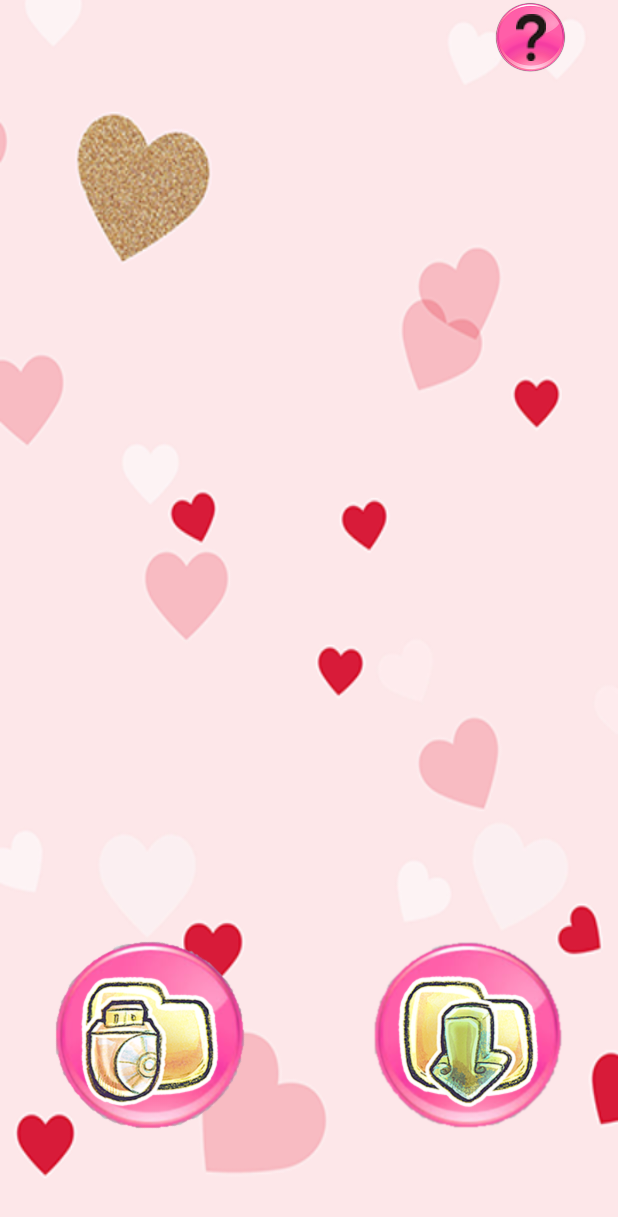
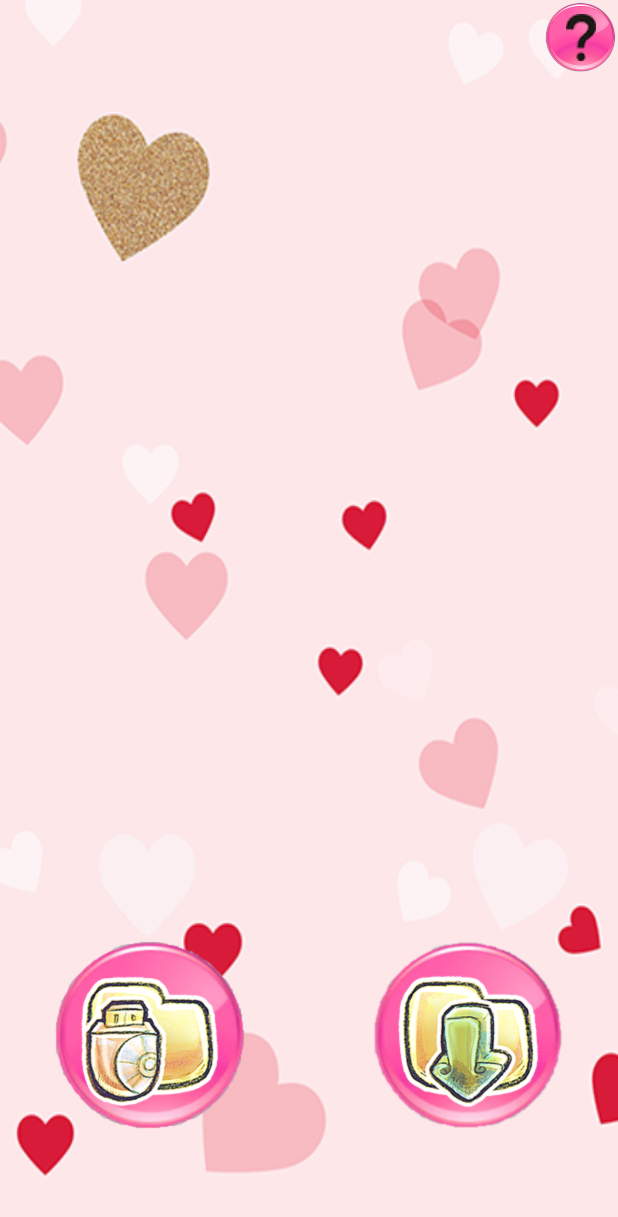
Before and after one commit to KentZTY/PhotoAPP, an Android app: the DisplayImageActivity screen opened directly, with no data from a screen before it, on a phone screen of 412 x 824 dp. Shown: the top 1217 px of the screen. Run offline under Robolectric (Android 15) with nearby library versions, the phone set to English and light mode, and no system bars; 8 statements that could not run were skipped.

Commit message:
UI reworked v3

```diff
--- a/app/src/main/res/layout/activity_display_image.xml
+++ b/app/src/main/res/layout/activity_display_image.xml
@@ -4,6 +4,10 @@
     android:layout_width="fill_parent"
     android:layout_height="fill_parent"
     android:background="@drawable/bg"
+    android:paddingLeft="0dp"
+    android:paddingRight="0dp"
+    android:paddingTop="0dp"
+    android:paddingBottom="0dp"
     android:id="@+id/stickerView"
     android:gravity="center"
     android:theme="@android:style/Theme.NoTitleBar.Fullscreen">
@@ -13,7 +17,9 @@
         android:id="@+id/imageView"
         android:clickable="true"
         android:longClickable="false"
-        android:layout_alignParentBottom="true" />
+        android:layout_alignParentBottom="true"
+        android:layout_marginLeft="0dp"
+        android:layout_marginRight="0dp"/>
 
     <ImageView
         android:layout_width="fill_parent"
@@ -21,16 +27,19 @@
         android:id="@+id/borderView"
         android:focusableInTouchMode="true"
         android:clickable="false"
-        android:scaleType="fitXY" />
+        android:scaleType="fitXY"
+        android:layout_marginLeft="0dp"
+        android:layout_marginRight="0dp"/>
 
     <Button
         android:layout_width="wrap_content"
         android:layout_height="wrap_content"
         android:id="@+id/clear"
         android:background="@drawable/clearselector"
-        android:layout_marginBottom="10dip"
-        android:layout_marginLeft="10dip"
-        android:layout_alignParentBottom="true">
+        android:layout_marginBottom="10dp"
+        android:layout_marginLeft="0dp"
+        android:layout_alignParentBottom="true"
+        android:layout_alignParentLeft="true">
     </Button>
 
     <Button
@@ -40,7 +49,8 @@
         android:background="@drawable/saveselector"
         android:layout_alignTop="@+id/clear"
         android:layout_alignParentRight="true"
-        android:layout_alignParentEnd="true">
+        android:layout_alignParentEnd="true"
+        android:layout_marginRight="0dp">
     </Button>
 
     <Button
@@ -48,10 +58,11 @@
         android:layout_height="wrap_content"
         android:background="@drawable/stickerselector"
         android:id="@+id/sticker"
-        android:layout_marginBottom="10dip"
-        android:layout_marginLeft="10dip"
+        android:layout_marginBottom="10dp"
+        android:layout_marginLeft="0dp"
         android:layout_alignParentBottom="true"
-        android:layout_above="@id/clear" >
+        android:layout_above="@id/clear"
+        android:layout_alignParentLeft="true">
     </Button>
 
     <Button
@@ -59,10 +70,11 @@
         android:layout_height="wrap_content"
         android:background="@drawable/borderselector"
         android:id="@+id/border"
-        android:layout_marginBottom="10dip"
-        android:layout_marginLeft="10dip"
+        android:layout_marginBottom="10dp"
+        android:layout_marginLeft="0dp"
         android:layout_alignParentBottom="true"
-        android:layout_above="@id/sticker" >
+        android:layout_above="@id/sticker"
+        android:layout_alignParentLeft="true">
     </Button>
 
     <Button
@@ -70,11 +82,12 @@
         android:layout_height="wrap_content"
         android:background="@drawable/openselector"
         android:id="@+id/open"
-        android:layout_marginBottom="10dip"
-        android:layout_marginLeft="10dip"
+        android:layout_marginBottom="10dp"
+        android:layout_marginLeft="0dp"
         android:layout_alignParentBottom="true"
         android:layout_above="@id/border"
-        android:layout_alignParentStart="true">
+        android:layout_alignParentStart="true"
+        android:layout_alignParentLeft="true">
     </Button>
 
     <ImageButton
@@ -85,7 +98,7 @@
         android:src="@drawable/questionmark"
         android:id="@+id/help"
         android:layout_alignParentTop="true"
-        android:layout_alignRight="@+id/save"
-        android:layout_alignEnd="@+id/save" />
+        android:layout_alignParentRight="true"
+        android:layout_alignParentEnd="true" />
 
 </RelativeLayout>
```
Also changed, not shown: app/src/main/res/layout/activity_main.xml (+14 -15 lines), app/src/main/res/drawable/eyebg.png.
